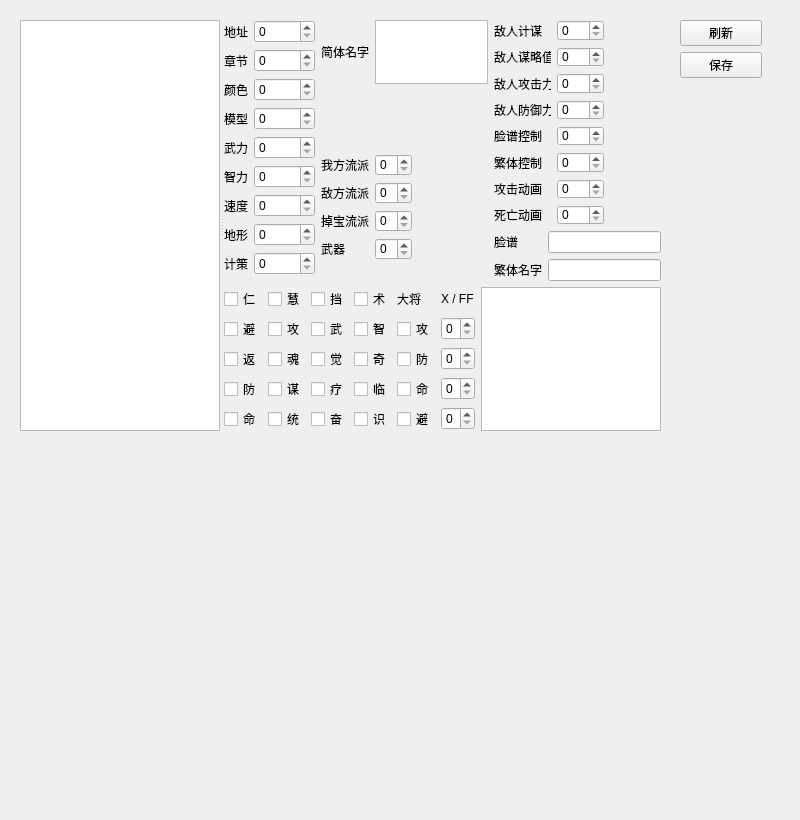
Old version of the form militarycommander.ui in the repository NTS2R/nts2r_evo_editor.
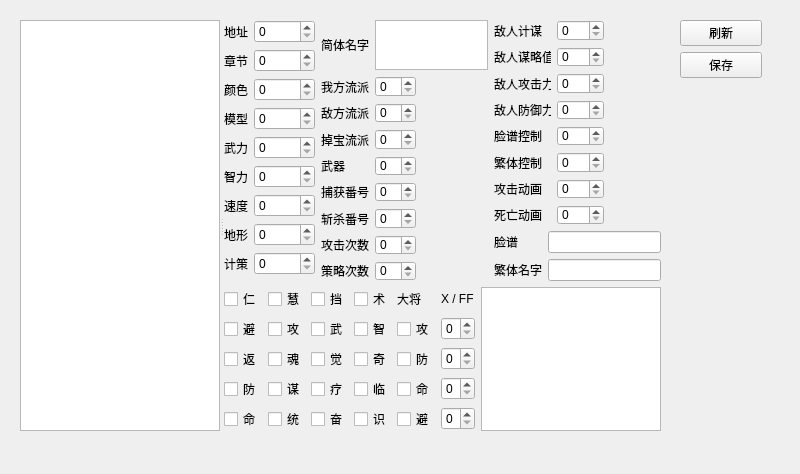
New version of the form.

Commit message: Add buhuo & zhansha & attackCount & celveCount

What changed in the file:
```diff
--- a/militarycommander.ui
+++ b/militarycommander.ui
@@ -7,7 +7,7 @@
     <x>0</x>
     <y>0</y>
     <width>800</width>
-    <height>820</height>
+    <height>474</height>
    </rect>
   </property>
   <property name="windowTitle">
@@ -259,55 +259,52 @@
          <item>
           <layout class="QGridLayout" name="gridLayout_3">
            <item row="1" column="1">
-            <widget class="QTextEdit" name="simpliedNameText"/>
+            <widget class="QTextEdit" name="simpliedNameText">
+             <property name="sizePolicy">
+              <sizepolicy hsizetype="Preferred" vsizetype="Fixed">
+               <horstretch>0</horstretch>
+               <verstretch>0</verstretch>
+              </sizepolicy>
+             </property>
+             <property name="maximumSize">
+              <size>
+               <width>16777215</width>
+               <height>50</height>
+              </size>
+             </property>
+            </widget>
            </item>
            <item row="1" column="0">
             <widget class="QLabel" name="label_8">
+             <property name="sizePolicy">
+              <sizepolicy hsizetype="Preferred" vsizetype="Maximum">
+               <horstretch>0</horstretch>
+               <verstretch>0</verstretch>
+              </sizepolicy>
+             </property>
              <property name="text">
               <string>简体名字</string>
              </property>
             </widget>
            </item>
-           <item row="2" column="1">
-            <spacer name="verticalSpacer_2">
-             <property name="orientation">
-              <enum>Qt::Vertical</enum>
-             </property>
-             <property name="sizeType">
-              <enum>QSizePolicy::Fixed</enum>
-             </property>
-             <property name="sizeHint" stdset="0">
-              <size>
-               <width>20</width>
-               <height>100</height>
-              </size>
-             </property>
-            </spacer>
-           </item>
           </layout>
          </item>
          <item>
           <layout class="QGridLayout" name="gridLayout_2">
-           <item row="4" column="1">
-            <spacer name="verticalSpacer_3">
-             <property name="orientation">
-              <enum>Qt::Vertical</enum>
-             </property>
-             <property name="sizeType">
-              <enum>QSizePolicy::Fixed</enum>
-             </property>
-             <property name="sizeHint" stdset="0">
-              <size>
-               <width>20</width>
-               <height>40</height>
-              </size>
-             </property>
-            </spacer>
-           </item>
-           <item row="1" column="0">
-            <widget class="QLabel" name="label_10">
+           <item row="6" column="0">
+            <widget class="QLabel" name="label_29">
              <property name="text">
-              <string>敌方流派</string>
+              <string>攻击次数</string>
+             </property>
+            </widget>
+           </item>
+           <item row="0" column="1">
+            <widget class="QSpinBox" name="wofangliupaiSpinBox">
+             <property name="maximum">
+              <number>143</number>
+             </property>
+             <property name="displayIntegerBase">
+              <number>16</number>
              </property>
             </widget>
            </item>
@@ -318,6 +315,30 @@
              </property>
             </widget>
            </item>
+           <item row="4" column="0">
+            <widget class="QLabel" name="label_27">
+             <property name="text">
+              <string>捕获番号</string>
+             </property>
+            </widget>
+           </item>
+           <item row="4" column="1">
+            <widget class="QSpinBox" name="buhuoIndexSpinBox">
+             <property name="maximum">
+              <number>255</number>
+             </property>
+             <property name="displayIntegerBase">
+              <number>16</number>
+             </property>
+            </widget>
+           </item>
+           <item row="3" column="1">
+            <widget class="QSpinBox" name="weaponSpinBox">
+             <property name="maximum">
+              <number>7</number>
+             </property>
+            </widget>
+           </item>
            <item row="0" column="2">
             <spacer name="horizontalSpacer_3">
              <property name="orientation">
@@ -334,6 +355,26 @@
              </property>
             </spacer>
            </item>
+           <item row="5" column="1">
+            <widget class="QSpinBox" name="zhanshaIndexSpinBox">
+             <property name="maximum">
+              <number>255</number>
+             </property>
+             <property name="displayIntegerBase">
+              <number>16</number>
+             </property>
+            </widget>
+           </item>
+           <item row="6" column="1">
+            <widget class="QSpinBox" name="attackCountSpinBox"/>
+           </item>
+           <item row="5" column="0">
+            <widget class="QLabel" name="label_28">
+             <property name="text">
+              <string>斩杀番号</string>
+             </property>
+            </widget>
+           </item>
            <item row="2" column="0">
             <widget class="QLabel" name="label_11">
              <property name="text">
@@ -341,6 +382,33 @@
              </property>
             </widget>
            </item>
+           <item row="2" column="1">
+            <widget class="QSpinBox" name="diaobaoliupaiSpinBox">
+             <property name="maximum">
+              <number>31</number>
+             </property>
+             <property name="displayIntegerBase">
+              <number>16</number>
+             </property>
+            </widget>
+           </item>
+           <item row="1" column="1">
+            <widget class="QSpinBox" name="difangliupaiSpinBox">
+             <property name="maximum">
+              <number>127</number>
+             </property>
+             <property name="displayIntegerBase">
+              <number>16</number>
+             </property>
+            </widget>
+           </item>
+           <item row="1" column="0">
+            <widget class="QLabel" name="label_10">
+             <property name="text">
+              <string>敌方流派</string>
+             </property>
+            </widget>
+           </item>
            <item row="3" column="0">
             <widget class="QLabel" name="label_24">
              <property name="text">
@@ -348,42 +416,15 @@
              </property>
             </widget>
            </item>
-           <item row="0" column="1">
-            <widget class="QSpinBox" name="wofangliupaiSpinBox">
-             <property name="maximum">
-              <number>143</number>
+           <item row="7" column="0">
+            <widget class="QLabel" name="label_30">
+             <property name="text">
+              <string>策略次数</string>
              </property>
-             <property name="displayIntegerBase">
-              <number>16</number>
-             </property>
             </widget>
            </item>
-           <item row="1" column="1">
-            <widget class="QSpinBox" name="difangliupaiSpinBox">
-             <property name="maximum">
-              <number>127</number>
-             </property>
-             <property name="displayIntegerBase">
-              <number>16</number>
-             </property>
-            </widget>
-           </item>
-           <item row="2" column="1">
-            <widget class="QSpinBox" name="diaobaoliupaiSpinBox">
-             <property name="maximum">
-              <number>31</number>
-             </property>
-             <property name="displayIntegerBase">
-              <number>16</number>
-             </property>
-            </widget>
-           </item>
-           <item row="3" column="1">
-            <widget class="QSpinBox" name="weaponSpinBox">
-             <property name="maximum">
-              <number>7</number>
-             </property>
-            </widget>
+           <item row="7" column="1">
+            <widget class="QSpinBox" name="celveCountSpinBox"/>
            </item>
           </layout>
          </item>
```
The commit also changes 9 other files.
